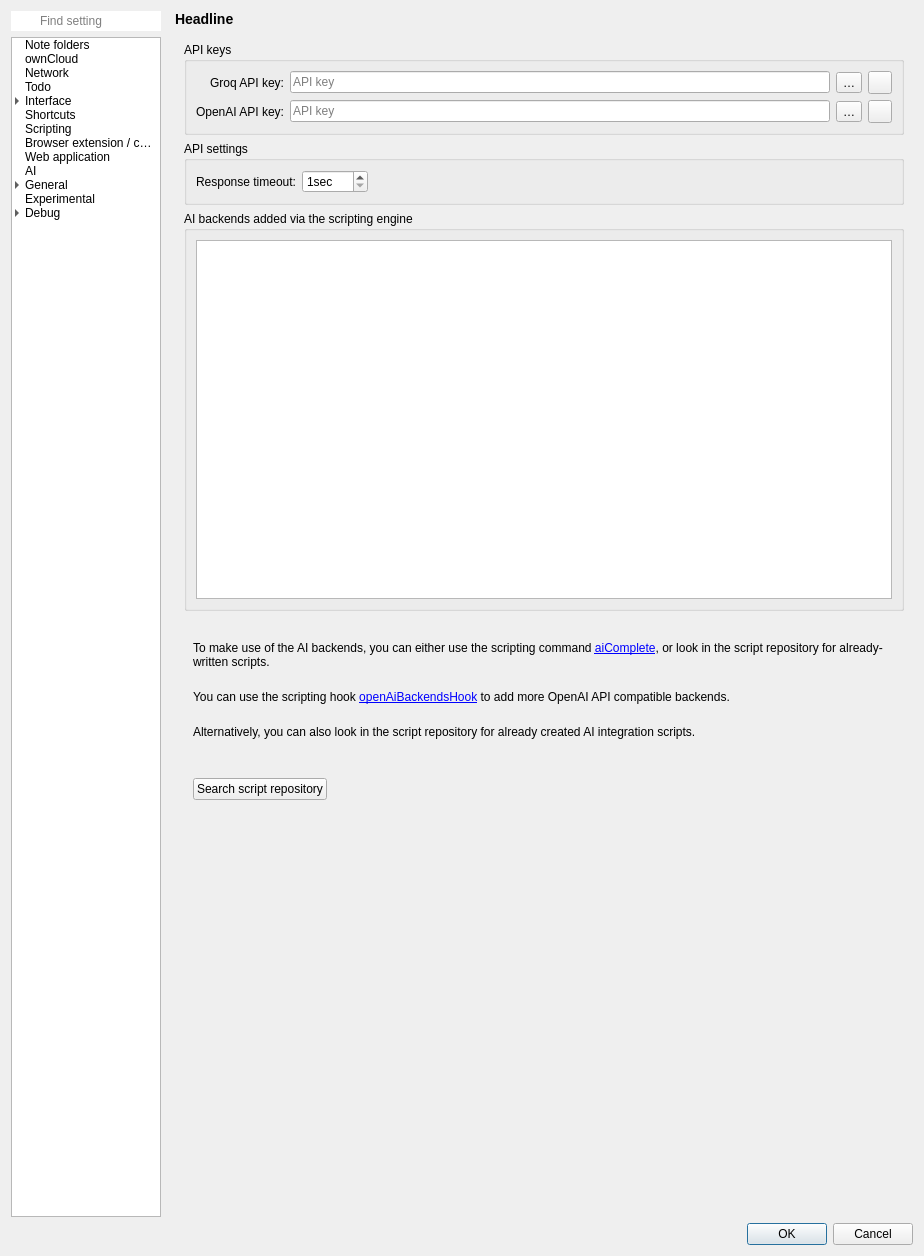
The window that src/dialogs/settingsdialog.ui (pbek/QOwnNotes) describes before a commit, drawn with Qt 5.
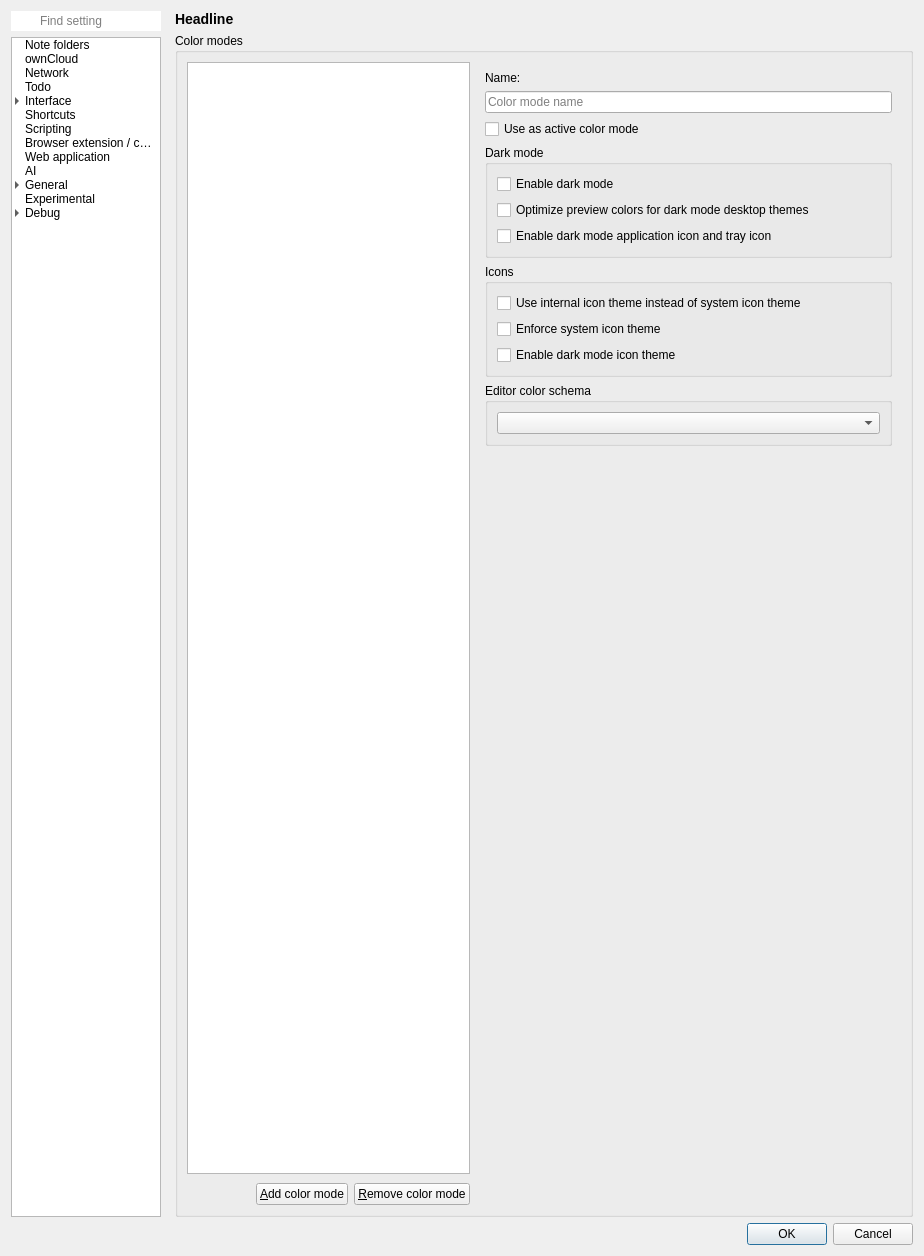
The same window after the commit. The open tabs and pages were chosen to show the change. Icons and pictures are not drawn. Custom widgets are drawn as their Qt base class.

Commit message: #3526 settings: add "Color modes" page

What changed in the file:
```diff
--- a/src/dialogs/settingsdialog.ui
+++ b/src/dialogs/settingsdialog.ui
@@ -174,21 +174,33 @@
              <iconset theme="edit-guides" resource="../breeze-qownnotes.qrc">
               <normaloff>:/icons/breeze-qownnotes/16x16/edit-guides.svg</normaloff>:/icons/breeze-qownnotes/16x16/edit-guides.svg</iconset>
             </property>
-            <item>
-             <property name="text">
-              <string>Layout</string>
-             </property>
-             <property name="whatsThis">
-              <string notr="true">18</string>
-             </property>
-             <property name="icon">
-              <iconset theme="window-duplicate" resource="../breeze-qownnotes.qrc">
-               <normaloff>:/icons/breeze-qownnotes/16x16/window-duplicate.svg</normaloff>:/icons/breeze-qownnotes/16x16/window-duplicate.svg</iconset>
-             </property>
-            </item>
-            <item>
-             <property name="text">
-              <string>Editor</string>
+             <item>
+              <property name="text">
+               <string>Layout</string>
+              </property>
+              <property name="whatsThis">
+               <string notr="true">18</string>
+              </property>
+              <property name="icon">
+               <iconset theme="window-duplicate" resource="../breeze-qownnotes.qrc">
+                <normaloff>:/icons/breeze-qownnotes/16x16/window-duplicate.svg</normaloff>:/icons/breeze-qownnotes/16x16/window-duplicate.svg</iconset>
+              </property>
+             </item>
+             <item>
+              <property name="text">
+               <string>Color modes</string>
+              </property>
+              <property name="whatsThis">
+               <string notr="true">24</string>
+              </property>
+              <property name="icon">
+               <iconset theme="gtk-select-font" resource="../breeze-dark-qownnotes.qrc">
+                <normaloff>:/icons/breeze-dark-qownnotes/16x16/gtk-select-font.svg</normaloff>:/icons/breeze-dark-qownnotes/16x16/gtk-select-font.svg</iconset>
+              </property>
+             </item>
+             <item>
+              <property name="text">
+               <string>Editor</string>
              </property>
              <property name="whatsThis">
               <string notr="true">14</string>
@@ -3106,56 +3118,7 @@
                   <property name="bottomMargin">
                    <number>0</number>
                   </property>
-                  <item>
-                   <widget class="QGroupBox" name="groupBox_14">
-                    <property name="title">
-                     <string>Dark mode</string>
-                    </property>
-                    <layout class="QGridLayout" name="gridLayout_24">
-                     <item row="3" column="0">
-                      <widget class="QCheckBox" name="darkModeTrayIconCheckBox">
-                       <property name="toolTip">
-                        <string>You may need to restart the application to let these changes take effect</string>
-                       </property>
-                       <property name="text">
-                        <string>Enable dark mode application icon and tray icon</string>
-                       </property>
-                      </widget>
-                     </item>
-                     <item row="4" column="0">
-                      <widget class="QLabel" name="darkModeInfoLabel">
-                       <property name="text">
-                        <string>You might also want to choose another editor color schema in the editor settings in dark mode.</string>
-                       </property>
-                       <property name="wordWrap">
-                        <bool>true</bool>
-                       </property>
-                      </widget>
-                     </item>
-                     <item row="0" column="0">
-                      <widget class="QCheckBox" name="darkModeCheckBox">
-                       <property name="toolTip">
-                        <string>This enables the dark mode, interface and icons will be modified. You need to restart the application to let these changes take action.</string>
-                       </property>
-                       <property name="text">
-                        <string>Enable dark mode</string>
-                       </property>
-                      </widget>
-                     </item>
-                     <item row="1" column="0">
-                      <widget class="QCheckBox" name="darkModeColorsCheckBox">
-                       <property name="toolTip">
-                        <string>Only some colors will be adapted, your desktop theme will control the rest. You need to restart the application to let these changes take action.</string>
-                       </property>
-                       <property name="text">
-                        <string>Optimize preview colors for dark mode desktop themes</string>
-                       </property>
-                      </widget>
-                     </item>
-                    </layout>
-                   </widget>
-                  </item>
-                  <item>
+                   <item>
                    <widget class="QGroupBox" name="systemTrayGroupBox">
                     <property name="title">
                      <string>System tray</string>
@@ -3196,55 +3159,25 @@
                     </layout>
                    </widget>
                   </item>
-                  <item>
-                   <widget class="QGroupBox" name="groupBox_19">
-                    <property name="title">
-                     <string>Icons</string>
-                    </property>
-                    <layout class="QGridLayout" name="gridLayout_43">
-                     <item row="0" column="0">
-                      <widget class="QCheckBox" name="internalIconThemeCheckBox">
-                       <property name="toolTip">
-                        <string>You need to restart the application to let this setting take effect</string>
-                       </property>
-                       <property name="text">
-                        <string>Use internal icon theme instead of system icon theme</string>
-                       </property>
-                      </widget>
-                     </item>
-                     <item row="2" column="0">
-                      <widget class="QCheckBox" name="systemIconThemeCheckBox">
-                       <property name="toolTip">
-                        <string>You need to restart the application to let this setting take effect</string>
-                       </property>
-                       <property name="text">
-                        <string>Enforce system icon theme</string>
-                       </property>
-                      </widget>
-                     </item>
-                     <item row="3" column="0">
-                      <widget class="QCheckBox" name="darkModeIconThemeCheckBox">
-                       <property name="toolTip">
-                        <string>You may need to restart the application to let these changes take effect</string>
-                       </property>
-                       <property name="text">
-                        <string>Enable dark mode icon theme</string>
-                       </property>
-                      </widget>
-                     </item>
-                     <item row="4" column="0">
-                      <widget class="QCheckBox" name="hideIconsInMenusCheckBox">
-                       <property name="toolTip">
-                        <string>Hide icons in menus as well as the &quot;Find action&quot; dialog. Requires restart to take effect</string>
-                       </property>
-                       <property name="text">
-                        <string>Hide menu icons</string>
-                       </property>
-                      </widget>
-                     </item>
-                    </layout>
-                   </widget>
-                  </item>
+                   <item>
+                    <widget class="QGroupBox" name="groupBox_19">
+                     <property name="title">
+                      <string>Icons</string>
+                     </property>
+                     <layout class="QGridLayout" name="gridLayout_43">
+                      <item row="0" column="0">
+                       <widget class="QCheckBox" name="hideIconsInMenusCheckBox">
+                        <property name="toolTip">
+                         <string>Hide icons in menus as well as the &quot;Find action&quot; dialog. Requires restart to take effect</string>
+                        </property>
+                        <property name="text">
+                         <string>Hide menu icons</string>
+                        </property>
+                       </widget>
+                      </item>
+                     </layout>
+                    </widget>
+                   </item>
                   <item>
                    <widget class="QGroupBox" name="groupBox_6">
                     <property name="minimumSize">
@@ -7876,18 +7809,300 @@
                </property>
               </spacer>
              </item>
-            </layout>
+             </layout>
+            </widget>
+            <widget class="QWidget" name="colorModesPage">
+             <layout class="QGridLayout" name="gridLayout_colorModes">
+              <property name="leftMargin">
+               <number>0</number>
+              </property>
+              <property name="topMargin">
+               <number>0</number>
+              </property>
+              <property name="rightMargin">
+               <number>0</number>
+              </property>
+              <property name="bottomMargin">
+               <number>0</number>
+              </property>
+              <item row="0" column="0">
+               <widget class="QGroupBox" name="colorModesGroupBox">
+                <property name="title">
+                 <string>Color modes</string>
+                </property>
+                <layout class="QGridLayout" name="gridLayout_colorModesInner">
+                 <item row="0" column="0">
+                  <widget class="QFrame" name="colorModeSelectFrame">
+                   <property name="sizePolicy">
+                    <sizepolicy hsizetype="Preferred" vsizetype="Preferred">
+                     <horstretch>2</horstretch>
+                     <verstretch>0</verstretch>
+                    </sizepolicy>
+                   </property>
+                   <property name="frameShape">
+                    <enum>QFrame::Shape::NoFrame</enum>
+                   </property>
+                   <property name="frameShadow">
+                    <enum>QFrame::Shadow::Raised</enum>
+                   </property>
+                   <layout class="QGridLayout" name="gridLayout_colorModeSelect">
+                    <property name="leftMargin">
+                     <number>0</number>
+                    </property>
+                    <property name="topMargin">
+                     <number>0</number>
+                    </property>
+                    <property name="rightMargin">
+                     <number>0</number>
+                    </property>
+                    <property name="bottomMargin">
+                     <number>0</number>
+                    </property>
+                    <property name="spacing">
+                     <number>9</number>
+                    </property>
+                    <item row="0" column="0">
+                     <widget class="QListWidget" name="colorModeListWidget">
+                      <property name="sizePolicy">
+                       <sizepolicy hsizetype="Expanding" vsizetype="Expanding">
+                        <horstretch>2</horstretch>
+                        <verstretch>0</verstretch>
+                       </sizepolicy>
+                      </property>
+                     </widget>
+                    </item>
+                    <item row="1" column="0">
+                     <widget class="QFrame" name="colorModeButtonFrame">
+                      <property name="frameShape">
+                       <enum>QFrame::Shape::NoFrame</enum>
+                      </property>
+                      <property name="frameShadow">
+                       <enum>QFrame::Shadow::Plain</enum>
+                      </property>
+                      <layout class="QGridLayout" name="gridLayout_colorModeButtons">
+                       <property name="leftMargin">
+                        <number>0</number>
+                       </property>
+                       <property name="topMargin">
+                        <number>0</number>
+                       </property>
+                       <property name="rightMargin">
+                        <number>0</number>
+                       </property>
+                       <property name="bottomMargin">
+                        <number>0</number>
+                       </property>
+                       <item row="0" column="0">
+                        <spacer name="colorModeButtonSpacer">
+                         <property name="orientation">
+                          <enum>Qt::Orientation::Horizontal</enum>
+                         </property>
+                         <property name="sizeHint" stdset="0">
+                          <size>
+                           <width>40</width>
+                           <height>20</height>
+                          </size>
+                         </property>
+                        </spacer>
+                       </item>
+                       <item row="0" column="1">
+                        <widget class="QPushButton" name="colorModeAddButton">
+                         <property name="text">
+                          <string>&amp;Add color mode</string>
+                         </property>
+                         <property name="icon">
+                          <iconset theme="list-add" resource="../breeze-qownnotes.qrc">
+                           <normaloff>:/icons/breeze-qownnotes/16x16/list-add.svg</normaloff>:/icons/breeze-qownnotes/16x16/list-add.svg</iconset>
+                         </property>
+                        </widget>
+                       </item>
+                       <item row="0" column="2">
+                        <widget class="QPushButton" name="colorModeRemoveButton">
+                         <property name="text">
+                          <string>&amp;Remove color mode</string>
+                         </property>
+                         <property name="icon">
+                          <iconset theme="edit-delete" resource="../breeze-qownnotes.qrc">
+                           <normaloff>:/icons/breeze-qownnotes/16x16/edit-delete.svg</normaloff>:/icons/breeze-qownnotes/16x16/edit-delete.svg</iconset>
+                         </property>
+                        </widget>
+                       </item>
+                      </layout>
+                     </widget>
+                    </item>
+                   </layout>
+                  </widget>
+                 </item>
+                 <item row="0" column="3">
+                  <widget class="QFrame" name="colorModeEditFrame">
+                   <property name="sizePolicy">
+                    <sizepolicy hsizetype="Preferred" vsizetype="Preferred">
+                     <horstretch>3</horstretch>
+                     <verstretch>0</verstretch>
+                    </sizepolicy>
+                   </property>
+                   <property name="frameShape">
+                    <enum>QFrame::Shape::NoFrame</enum>
+                   </property>
+                   <property name="frameShadow">
+                    <enum>QFrame::Shadow::Raised</enum>
+                   </property>
+                   <layout class="QGridLayout" name="gridLayout_colorModeEdit">
+                    <item row="0" column="0" colspan="2">
+                     <widget class="QLabel" name="colorModeNameLabel">
+                      <property name="text">
+                       <string>Name:</string>
+                      </property>
+                     </widget>
+                    </item>
+                    <item row="1" column="0" colspan="2">
+                     <widget class="QLineEdit" name="colorModeNameLineEdit">
+                      <property name="toolTip">
+                       <string>Name of the color mode</string>
+                      </property>
+                      <property name="placeholderText">
+                       <string>Color mode name</string>
+                      </property>
+                      <property name="clearButtonEnabled">
+                       <bool>true</bool>
+                      </property>
+                     </widget>
+                    </item>
+                    <item row="2" column="0" colspan="2">
+                     <widget class="QCheckBox" name="colorModeActiveCheckBox">
+                      <property name="text">
+                       <string>Use as active color mode</string>
+                      </property>
+                     </widget>
+                    </item>
+                    <item row="3" column="0" colspan="2">
+                     <widget class="QGroupBox" name="colorModeDarkModeGroupBox">
+                      <property name="title">
+                       <string>Dark mode</string>
+                      </property>
+                      <layout class="QGridLayout" name="gridLayout_colorModeDarkMode">
+                       <item row="0" column="0">
+                        <widget class="QCheckBox" name="colorModeDarkModeCheckBox">
+                         <property name="toolTip">
+                          <string>This enables the dark mode, interface and icons will be modified. You need to restart the application to let these changes take action.</string>
+                         </property>
+                         <property name="text">
+                          <string>Enable dark mode</string>
+                         </property>
+                        </widget>
+                       </item>
+                       <item row="1" column="0">
+                        <widget class="QCheckBox" name="colorModeDarkModeColorsCheckBox">
+                         <property name="toolTip">
+                          <string>Only some colors will be adapted, your desktop theme will control the rest. You need to restart the application to let these changes take action.</string>
+                         </property>
+                         <property name="text">
+                          <string>Optimize preview colors for dark mode desktop themes</string>
+                         </property>
+                        </widget>
+                       </item>
+                       <item row="2" column="0">
+                        <widget class="QCheckBox" name="colorModeDarkModeTrayIconCheckBox">
+                         <property name="toolTip">
+                          <string>You may need to restart the application to let these changes take effect</string>
+                         </property>
+                         <property name="text">
+                          <string>Enable dark mode application icon and tray icon</string>
+                         </property>
+                        </widget>
+                       </item>
+                      </layout>
+                     </widget>
+                    </item>
+                    <item row="4" column="0" colspan="2">
+                     <widget class="QGroupBox" name="colorModeIconsGroupBox">
+                      <property name="title">
+                       <string>Icons</string>
+                      </property>
+                      <layout class="QGridLayout" name="gridLayout_colorModeIcons">
+                       <item row="0" column="0">
+                        <widget class="QCheckBox" name="colorModeInternalIconThemeCheckBox">
+                         <property name="toolTip">
+                          <string>You need to restart the application to let this setting take effect</string>
+                         </property>
+                         <property name="text">
+                          <string>Use internal icon theme instead of system icon theme</string>
+                         </property>
+                        </widget>
+                       </item>
+                       <item row="1" column="0">
+                        <widget class="QCheckBox" name="colorModeSystemIconThemeCheckBox">
+                         <property name="toolTip">
+                          <string>You need to restart the application to let this setting take effect</string>
+                         </property>
+                         <property name="text">
+                          <string>Enforce system icon theme</string>
+                         </property>
+                        </widget>
+                       </item>
+                       <item row="2" column="0">
+                        <widget class="QCheckBox" name="colorModeDarkModeIconThemeCheckBox">
+                         <property name="toolTip">
+                          <string>You may need to restart the application to let these changes take effect</string>
+                         </property>
+                         <property name="text">
+                          <string>Enable dark mode icon theme</string>
+                         </property>
+                        </widget>
+                       </item>
+                      </layout>
+                     </widget>
+                    </item>
+                    <item row="5" column="0" colspan="2">
+                     <widget class="QGroupBox" name="colorModeEditorSchemaGroupBox">
+                      <property name="title">
+                       <string>Editor color schema</string>
+                      </property>
+                      <layout class="QGridLayout" name="gridLayout_colorModeEditorSchema">
+                       <item row="0" column="0">
+                        <widget class="QComboBox" name="colorModeEditorColorSchemaComboBox">
+                         <property name="toolTip">
+                          <string>Select the editor color schema for this color mode</string>
+                         </property>
+                        </widget>
+                       </item>
+                      </layout>
+                     </widget>
+                    </item>
+                    <item row="6" column="0">
+                     <spacer name="colorModeVerticalSpacer">
+                      <property name="orientation">
+                       <enum>Qt::Vertical</enum>
+                      </property>
+                      <property name="sizeType">
+                       <enum>QSizePolicy::Policy::Expanding</enum>
+                      </property>
+                      <property name="sizeHint" stdset="0">
+                       <size>
+                        <width>20</width>
+                        <height>5</height>
+                       </size>
+                      </property>
+                     </spacer>
+                    </item>
+                   </layout>
+                  </widget>
+                 </item>
+                </layout>
+               </widget>
+              </item>
+             </layout>
+            </widget>
            </widget>
-          </widget>
-         </item>
-        </layout>
-       </widget>
-      </item>
-     </layout>
-    </widget>
-   </item>
-   <item row="1" column="0">
-    <widget class="QDialogButtonBox" name="buttonBox">
+          </item>
+         </layout>
+        </widget>
+       </item>
+      </layout>
+     </widget>
+    </item>
+    <item row="1" column="0">
+     <widget class="QDialogButtonBox" name="buttonBox">
      <property name="orientation">
       <enum>Qt::Orientation::Horizontal</enum>
      </property>
```
Left out of the diff: 8 changed lines with no effect on the pictures. The commit also changes 8 other files.
